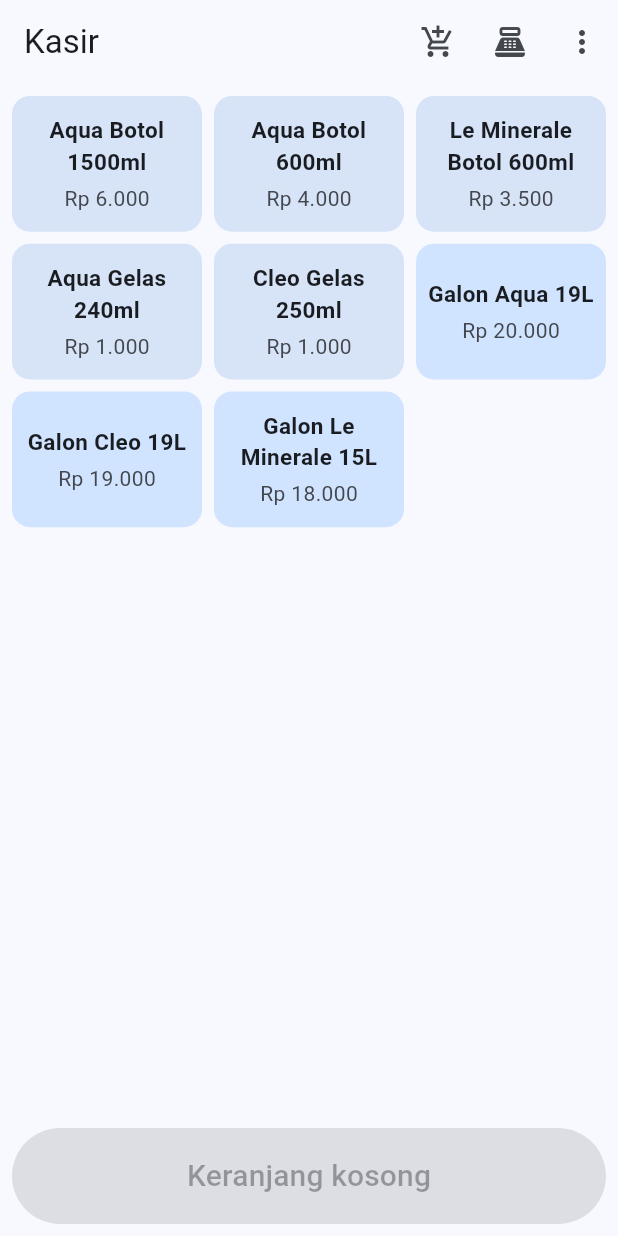
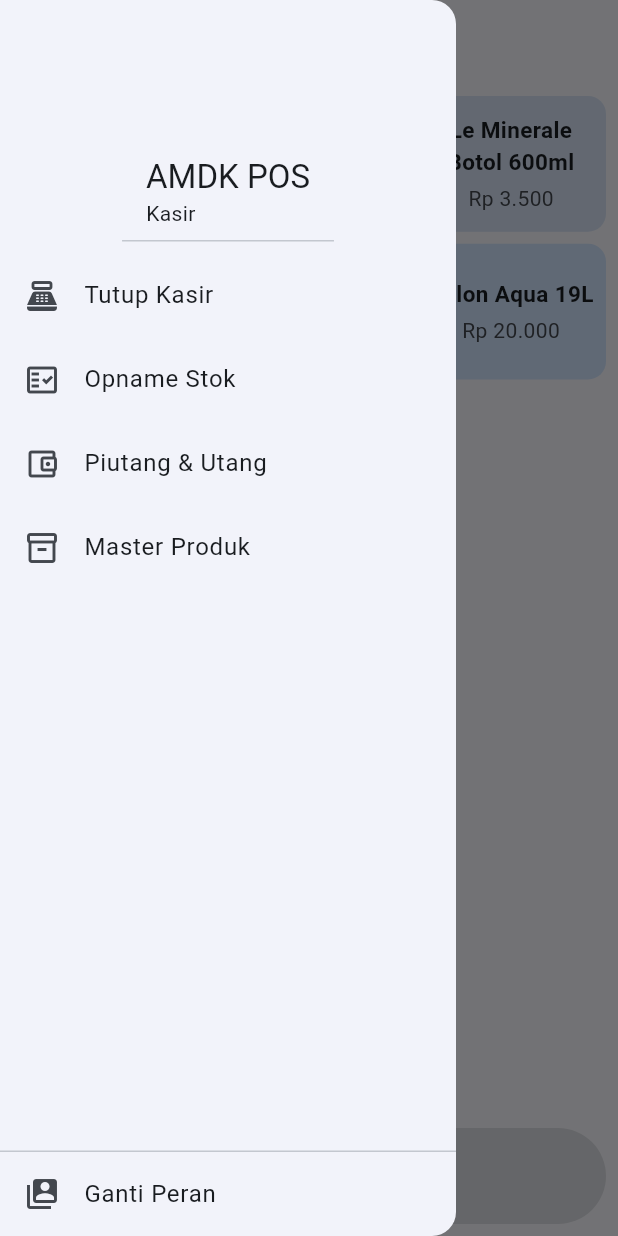
Before and after one commit to nandawperdana/amdk_pos, a Flutter app: the PosScreen screen opened directly, with the side drawer open (before the commit the screen has no drawer), on a phone screen of 412 x 824 dp. Run offline on Flutter 3.47's test engine with Material 3 defaults, Android fonts, the phone set to English and light mode, and no system bars; our stand-ins replace drift, drift_flutter, flutter_riverpod, shared_preferences, supabase_flutter; accounts and stored records are empty; generated files the repository leaves out were written again.

Commit message:
feat: setup PIN owner

```diff
--- a/lib/main.dart
+++ b/lib/main.dart
@@ -6,6 +6,7 @@ import 'package:shared_preferences/shared_preferences.dart';
 import 'package:supabase_flutter/supabase_flutter.dart';
 
 import 'providers.dart';
+import 'ui/owner_pin_gate_screen.dart';
 import 'ui/owner_screen.dart';
 import 'ui/pos_screen.dart';
 import 'ui/role_picker_screen.dart';
@@ -45,6 +46,7 @@ class AmdkPosApp extends ConsumerWidget {
   @override
   Widget build(BuildContext context, WidgetRef ref) {
     final role = ref.watch(roleProvider);
+    final ownerUnlocked = ref.watch(ownerUnlockedProvider);
     return MaterialApp(
       title: 'AMDK POS',
       debugShowCheckedModeBanner: false,
@@ -59,7 +61,8 @@ class AmdkPosApp extends ConsumerWidget {
       home: switch (role) {
         null => const RolePickerScreen(),
         AppRole.cashier => const PosScreen(),
-        AppRole.owner => const OwnerScreen(),
+        AppRole.owner =>
+          ownerUnlocked ? const OwnerScreen() : const OwnerPinGateScreen(),
       },
     );
   }
--- a/lib/providers.dart
+++ b/lib/providers.dart
@@ -11,6 +11,7 @@ import 'domain/services/cashier_service.dart';
 import 'domain/services/credit_service.dart';
 import 'domain/services/gallon_service.dart';
 import 'domain/services/party_service.dart';
+import 'domain/services/pin_service.dart';
 import 'domain/services/product_service.dart';
 import 'domain/services/purchase_service.dart';
 import 'domain/services/reports_service.dart';
@@ -44,6 +45,8 @@ final creditServiceProvider =
     Provider((ref) => CreditService(ref.watch(dbProvider)));
 final partyServiceProvider =
     Provider((ref) => PartyService(ref.watch(dbProvider)));
+final pinServiceProvider =
+    Provider((ref) => PinService(ref.watch(prefsProvider)));
 
 /// Live customer & supplier lists (for pickers), by name.
 final customersProvider = StreamProvider<List<Customer>>((ref) {
@@ -126,3 +129,8 @@ class RoleNotifier extends Notifier<AppRole?> {
 }
 
 final roleProvider = NotifierProvider<RoleNotifier, AppRole?>(RoleNotifier.new);
+
+/// Whether the Owner PIN has been verified THIS app session (in-memory only
+/// — resets on cold start and whenever the role is switched away, so Owner
+/// always needs the PIN again on the next entry).
+final ownerUnlockedProvider = StateProvider<bool>((ref) => false);
--- /dev/null
+++ b/lib/ui/app_drawer.dart
@@ -0,0 +1,98 @@
+import 'package:flutter/material.dart';
+import 'package:flutter_riverpod/flutter_riverpod.dart';
+
+import '../main.dart';
+import 'cashier_closing_screen.dart';
+import 'credit_screen.dart';
+import 'daily_report_screen.dart';
+import 'master_product_screen.dart';
+import 'purchase_screen.dart';
+import 'stock_take_screen.dart';
+
+/// Shared nav drawer for both roles — keeps the AppBar to title + live-status
+/// actions (sync/refresh) only, navigation destinations live here instead.
+class AppDrawer extends ConsumerWidget {
+  const AppDrawer({super.key});
+
+  @override
+  Widget build(BuildContext context, WidgetRef ref) {
+    final role = ref.watch(roleProvider);
+    final isOwner = role == AppRole.owner;
+
+    void go(Widget screen) {
+      Navigator.pop(context); // close the drawer first
+      Navigator.push(context, MaterialPageRoute(builder: (_) => screen));
+    }
+
+    return Drawer(
+      child: SafeArea(
+        child: Column(
+          children: [
+            DrawerHeader(
+              child: Column(
+                crossAxisAlignment: CrossAxisAlignment.start,
+                mainAxisAlignment: MainAxisAlignment.end,
+                children: [
+                  Text('AMDK POS',
+                      style: Theme.of(context).textTheme.titleLarge),
+                  Text(isOwner ? 'Owner' : 'Kasir',
+                      style: Theme.of(context).textTheme.bodyMedium),
+                ],
+              ),
+            ),
+            Expanded(
+              child: ListView(
+                padding: EdgeInsets.zero,
+                children: [
+                  if (isOwner) ...[
+                    ListTile(
+                      leading: const Icon(Icons.event_note),
+                      title: const Text('Laporan'),
+                      onTap: () => go(const DailyReportScreen()),
+                    ),
+                    ListTile(
+                      leading: const Icon(Icons.add_shopping_cart_outlined),
+                      title: const Text('Kulakan'),
+                      onTap: () => go(const PurchaseScreen()),
+                    ),
+                  ] else ...[
+                    ListTile(
+                      leading: const Icon(Icons.point_of_sale_outlined),
+                      title: const Text('Tutup Kasir'),
+                      onTap: () => go(const CashierClosingScreen()),
+                    ),
+                    ListTile(
+                      leading: const Icon(Icons.fact_check_outlined),
+                      title: const Text('Opname Stok'),
+                      onTap: () => go(const StockTakeScreen()),
+                    ),
+                    ListTile(
+                      leading: const Icon(Icons.account_balance_wallet_outlined),
+                      title: const Text('Piutang & Utang'),
+                      onTap: () => go(const CreditScreen()),
+                    ),
+                  ],
+                  ListTile(
+                    leading: const Icon(Icons.inventory_2_outlined),
+                    title: const Text('Master Produk'),
+                    onTap: () => go(const MasterProductScreen()),
+                  ),
+                ],
+              ),
+            ),
+            const Divider(height: 1),
+            ListTile(
+              leading: const Icon(Icons.switch_account),
+              title: const Text('Ganti Peran'),
+              onTap: () {
+                Navigator.pop(context);
+                ref.read(ownerUnlockedProvider.notifier).state = false;
+                ref.read(roleProvider.notifier).select(null);
+              },
+            ),
+          ],
+        ),
+      ),
+    );
+  }
+}
--- a/pubspec.yaml
+++ b/pubspec.yaml
@@ -23,6 +23,9 @@ dependencies:
   # Persist pilihan peran (kasir/owner) antar buka app.
   shared_preferences: ^2.2.3
 
+  # Hash PIN lokal owner (jangan simpan plaintext).
+  crypto: ^3.0.3
+
   # Sinkronisasi cloud (owner lihat laporan dari HP) — diaktifkan di Fase 2.
   supabase_flutter: ^2.5.6
 
```
Also changed, not shown: lib/domain/services/pin_service.dart (added, +26 -0 lines), lib/ui/master_product_screen.dart (+9 -3 lines), lib/ui/owner_pin_gate_screen.dart (added, +126 -0 lines), lib/ui/owner_screen.dart (+4 -13 lines), lib/ui/pos_screen.dart (+41 -54 lines), lib/ui/purchase_screen.dart (+37 -7 lines), lib/ui/qty_picker.dart (added, +66 -0 lines), pubspec.lock, 1 other file.
